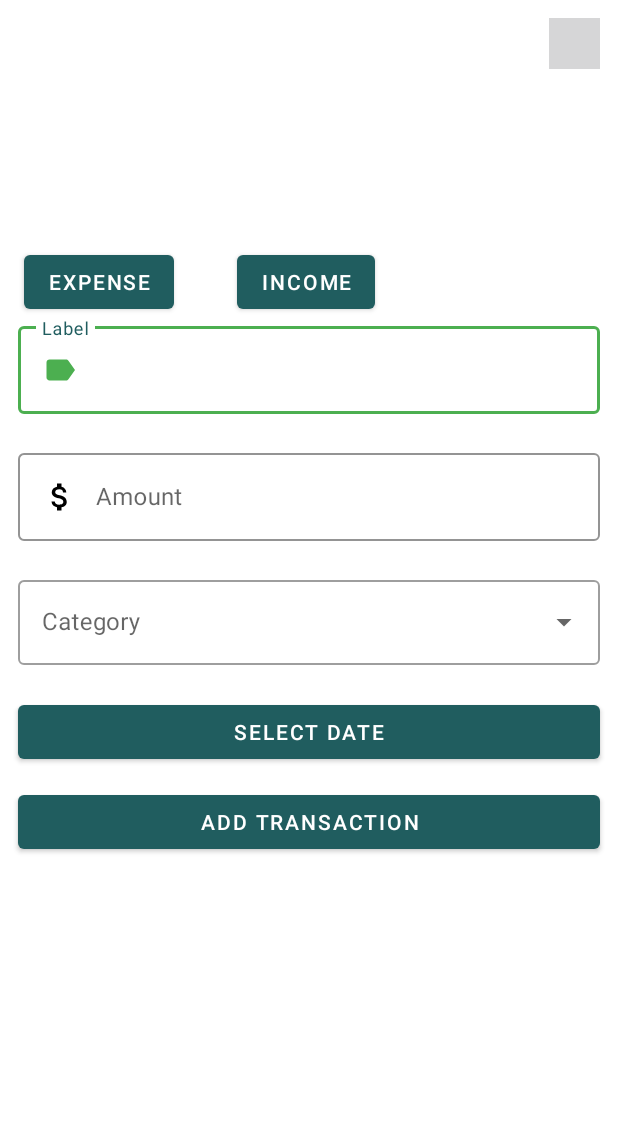
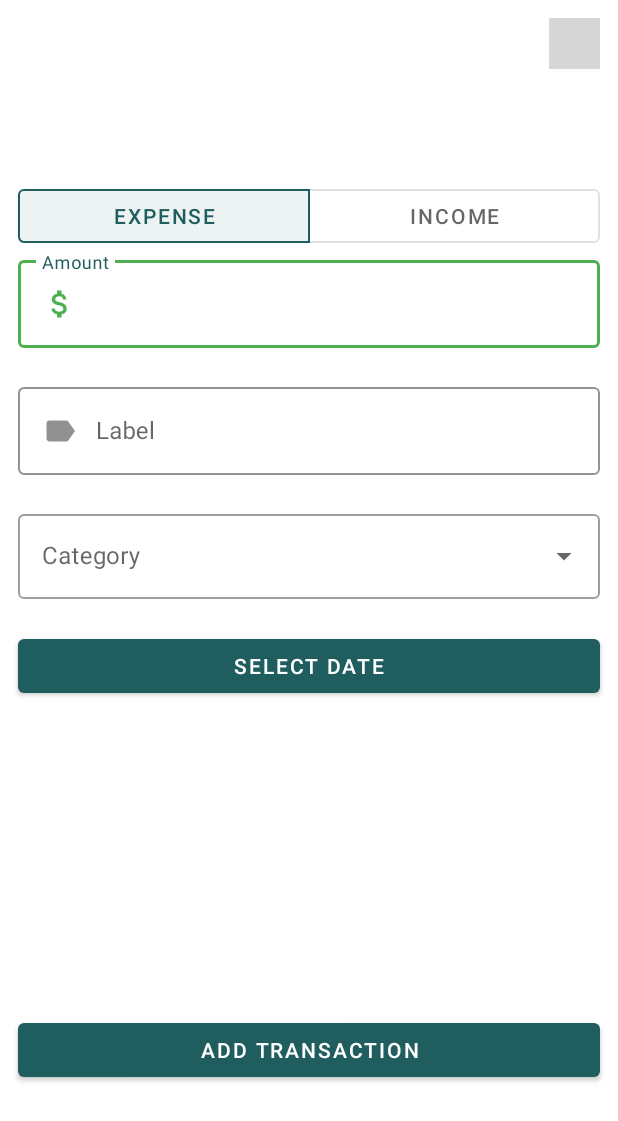
Before and after one commit to C241-PS364/src-kotlin-econome, an Android app: the AddTransactionActivity screen opened directly, with no data from a screen before it, on a phone screen of 412 x 824 dp. Shown: the top 1121 px of the screen. Run offline under Robolectric (Android 15) with nearby library versions, the phone set to English and light mode, and no system bars.

Commit message:
slicing add expense and add income page (DONE)

```diff
--- a/app/src/main/java/com/dicoding/econome/activity/AddTransactionActivity.kt
+++ b/app/src/main/java/com/dicoding/econome/activity/AddTransactionActivity.kt
@@ -8,6 +8,7 @@ import android.widget.ArrayAdapter
 import android.widget.Toast
 import androidx.appcompat.app.AppCompatActivity
 import androidx.core.widget.doOnTextChanged
+import com.dicoding.econome.R
 import com.dicoding.econome.database.AppDatabase
 import com.dicoding.econome.database.entity.Transaction
 import com.dicoding.econome.databinding.ActivityAddTransactionBinding
@@ -48,6 +49,13 @@ class AddTransactionActivity : AppCompatActivity() {
         val adapter = ArrayAdapter(this, android.R.layout.simple_dropdown_item_1line, categories)
         binding.categoryInput.setAdapter(adapter)
 
+
+        binding.toggleButton.addOnButtonCheckedListener { group, checkedId, isChecked ->
+            isIncome = checkedId == R.id.incomeButton
+            updateUI()
+        }
+        binding.toggleButton.isSingleSelection = true
+        binding.toggleButton.check(R.id.expenseButton)
         binding.expenseButton.setOnClickListener {
             isIncome = false
             updateUI()
@@ -65,7 +73,8 @@ class AddTransactionActivity : AppCompatActivity() {
             val day = calendar.get(Calendar.DAY_OF_MONTH)
 
             DatePickerDialog(this, { _, selectedYear, selectedMonth, selectedDay ->
-                val selectedDate = String.format("%02d-%02d-%d", selectedDay, selectedMonth + 1, selectedYear)
+                val selectedDate =
+                    String.format("%02d-%02d-%d", selectedDay, selectedMonth + 1, selectedYear)
                 binding.dateButton.text = selectedDate
             }, year, month, day).show()
         }
--- a/app/src/main/res/layout/activity_add_income.xml
+++ b/app/src/main/res/layout/activity_add_income.xml
@@ -73,18 +73,19 @@
             android:layout_marginEnd="12dp"
             android:text="Select Date" />
 
+    </LinearLayout>
 
     <Button
         android:id="@+id/addIncomeButton"
         android:layout_width="match_parent"
         android:layout_height="wrap_content"
         android:layout_marginStart="12dp"
-            android:layout_marginTop="12dp"
+        android:layout_marginTop="100dp"
         android:layout_marginEnd="12dp"
-            android:layout_marginBottom="12dp"
+        android:layout_marginBottom="100dp"
         android:text="@string/add_income"
-            android:textColor="@color/white" />
-
-    </LinearLayout>
-
+        android:textColor="@color/white"
+        app:layout_constraintBottom_toBottomOf="parent"
+        app:layout_constraintEnd_toEndOf="parent"
+        app:layout_constraintStart_toStartOf="parent" />
 </androidx.constraintlayout.widget.ConstraintLayout>
--- a/app/src/main/res/layout/activity_add_transaction.xml
+++ b/app/src/main/res/layout/activity_add_transaction.xml
@@ -7,27 +7,35 @@
     android:layout_height="match_parent"
     tools:context=".activity.AddTransactionActivity">
 
-    <Button
+    <com.google.android.material.button.MaterialButtonToggleGroup
+        android:id="@+id/toggleButton"
+        android:layout_width="match_parent"
+        android:layout_height="wrap_content"
+        android:layout_marginStart="12dp"
+        android:layout_marginTop="120dp"
+        android:layout_marginEnd="12dp"
+        app:layout_constraintBottom_toTopOf="@+id/expenseLayout"
+        app:layout_constraintStart_toStartOf="parent"
+        app:layout_constraintTop_toBottomOf="parent"
+        app:layout_constraintTop_toTopOf="parent">
+
+        <com.google.android.material.button.MaterialButton
+            android:id="@+id/expenseButton"
+            style="@style/Widget.MaterialComponents.Button.OutlinedButton"
+            android:layout_width="0dp"
+            android:layout_height="wrap_content"
+            android:layout_weight="1"
+            android:text="Expense" />
+
+        <com.google.android.material.button.MaterialButton
             android:id="@+id/incomeButton"
-        android:layout_width="wrap_content"
+            style="@style/Widget.MaterialComponents.Button.OutlinedButton"
+            android:layout_width="0dp"
             android:layout_height="wrap_content"
-        android:layout_marginStart="8dp"
-        android:layout_marginTop="164dp"
-        android:text="Income"
-        app:layout_constraintEnd_toEndOf="parent"
-        app:layout_constraintHorizontal_bias="0.175"
-        app:layout_constraintStart_toEndOf="@+id/expenseButton"
-        app:layout_constraintTop_toTopOf="parent" />
+            android:layout_weight="1"
+            android:text="Income" />
 
-    <Button
-        android:id="@+id/expenseButton"
-        android:layout_width="wrap_content"
-        android:layout_height="wrap_content"
-        android:layout_marginStart="16dp"
-        android:layout_marginTop="164dp"
-        android:text="Expense"
-        app:layout_constraintStart_toStartOf="parent"
-        app:layout_constraintTop_toTopOf="parent" />
+    </com.google.android.material.button.MaterialButtonToggleGroup>
 
     <ImageButton
         android:id="@+id/closeButton"
@@ -39,12 +47,33 @@
         app:layout_constraintTop_toTopOf="parent" />
 
     <LinearLayout
+        android:id="@+id/expenseLayout"
         android:layout_width="match_parent"
         android:layout_height="wrap_content"
         android:orientation="vertical"
-        app:layout_constraintTop_toBottomOf="@+id/incomeButton"
+        app:layout_constraintEnd_toEndOf="parent"
         app:layout_constraintStart_toStartOf="parent"
-        app:layout_constraintEnd_toEndOf="parent">
+        app:layout_constraintTop_toBottomOf="@+id/toggleButton">
+
+        <com.google.android.material.textfield.TextInputLayout
+            android:id="@+id/amountLayout"
+            style="@style/MyTextInputLayout"
+            android:layout_width="match_parent"
+            android:layout_height="wrap_content"
+            android:layout_marginStart="12dp"
+            android:layout_marginEnd="12dp"
+            android:hint="@string/amount"
+            app:errorEnabled="true">
+
+            <com.google.android.material.textfield.TextInputEditText
+                android:id="@+id/amountInput"
+                android:layout_width="match_parent"
+                android:layout_height="match_parent"
+                android:drawableStart="@drawable/money_selector"
+                android:drawablePadding="12dp"
+                android:inputType="numberDecimal"
+                android:maxLines="1" />
+        </com.google.android.material.textfield.TextInputLayout>
 
         <com.google.android.material.textfield.TextInputLayout
             android:id="@+id/labelLayout"
@@ -66,25 +95,6 @@
                 android:maxLines="1" />
         </com.google.android.material.textfield.TextInputLayout>
 
-        <com.google.android.material.textfield.TextInputLayout
-            android:id="@+id/amountLayout"
-            style="@style/MyTextInputLayout"
-            android:layout_width="match_parent"
-            android:layout_height="wrap_content"
-            android:layout_marginStart="12dp"
-            android:layout_marginEnd="12dp"
-            android:hint="@string/amount"
-            app:errorEnabled="true">
-
-            <com.google.android.material.textfield.TextInputEditText
-                android:id="@+id/amountInput"
-                android:layout_width="match_parent"
-                android:layout_height="match_parent"
-                android:drawableStart="@drawable/money_selector"
-                android:drawablePadding="12dp"
-                android:inputType="numberDecimal"
-                android:maxLines="1" />
-        </com.google.android.material.textfield.TextInputLayout>
 
         <com.google.android.material.textfield.TextInputLayout
             android:id="@+id/categoryLayout"
@@ -112,6 +122,9 @@
             android:layout_marginEnd="12dp"
             android:text="Select Date" />
 
+
+    </LinearLayout>
+
     <Button
         android:id="@+id/addTransactionButton"
         android:layout_width="match_parent"
@@ -119,10 +132,11 @@
         android:layout_marginStart="12dp"
         android:layout_marginTop="12dp"
         android:layout_marginEnd="12dp"
-            android:layout_marginBottom="12dp"
+        android:layout_marginBottom="100dp"
         android:text="@string/add_transaction"
-            android:textColor="@color/white" />
-
-    </LinearLayout>
+        android:textColor="@color/white"
+        app:layout_constraintBottom_toBottomOf="parent"
+        app:layout_constraintEnd_toEndOf="parent"
+        app:layout_constraintStart_toStartOf="parent" />
 
 </androidx.constraintlayout.widget.ConstraintLayout>
--- a/app/src/main/res/layout/activity_transaction.xml
+++ b/app/src/main/res/layout/activity_transaction.xml
@@ -14,7 +14,7 @@
         <com.google.android.material.card.MaterialCardView
             android:id="@+id/cardViewFilter"
             android:layout_width="match_parent"
-            android:layout_height="wrap_content"
+            android:layout_height="120dp"
             android:layout_margin="16dp"
             android:padding="8dp"
             app:cardBackgroundColor="?attr/colorPrimary"
@@ -25,7 +25,8 @@
             <LinearLayout
                 android:layout_width="match_parent"
                 android:layout_height="wrap_content"
-                android:orientation="vertical">
+                android:orientation="vertical"
+                android:layout_gravity="center">
 
                 <TextView
                     android:layout_width="wrap_content"
@@ -56,7 +57,7 @@
                             android:id="@+id/spinnerTimeRange"
                             android:layout_width="wrap_content"
                             android:layout_height="wrap_content"
-                            android:layout_marginStart="4dp"
+                            android:layout_marginStart="8dp"
                             android:backgroundTint="@color/white"
                             android:dropDownSelector="@color/colorSecondary"
                             android:padding="0dp"
@@ -75,7 +76,7 @@
                             android:id="@+id/spinnerCategory"
                             android:layout_width="wrap_content"
                             android:layout_height="wrap_content"
-                            android:layout_marginStart="4dp"
+                            android:layout_marginStart="8dp"
                             android:backgroundTint="@color/white"
                             android:dropDownSelector="@color/colorSecondary"
                             android:padding="0dp"
```
Lines whose indentation alone changed are shown as unchanged.
